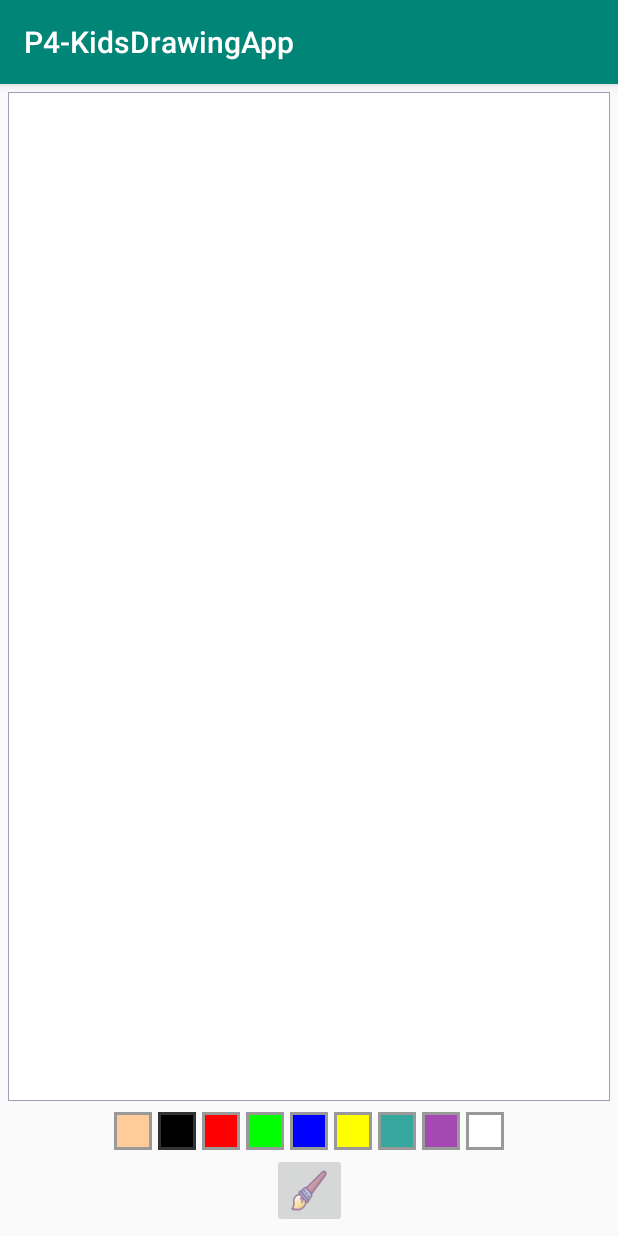
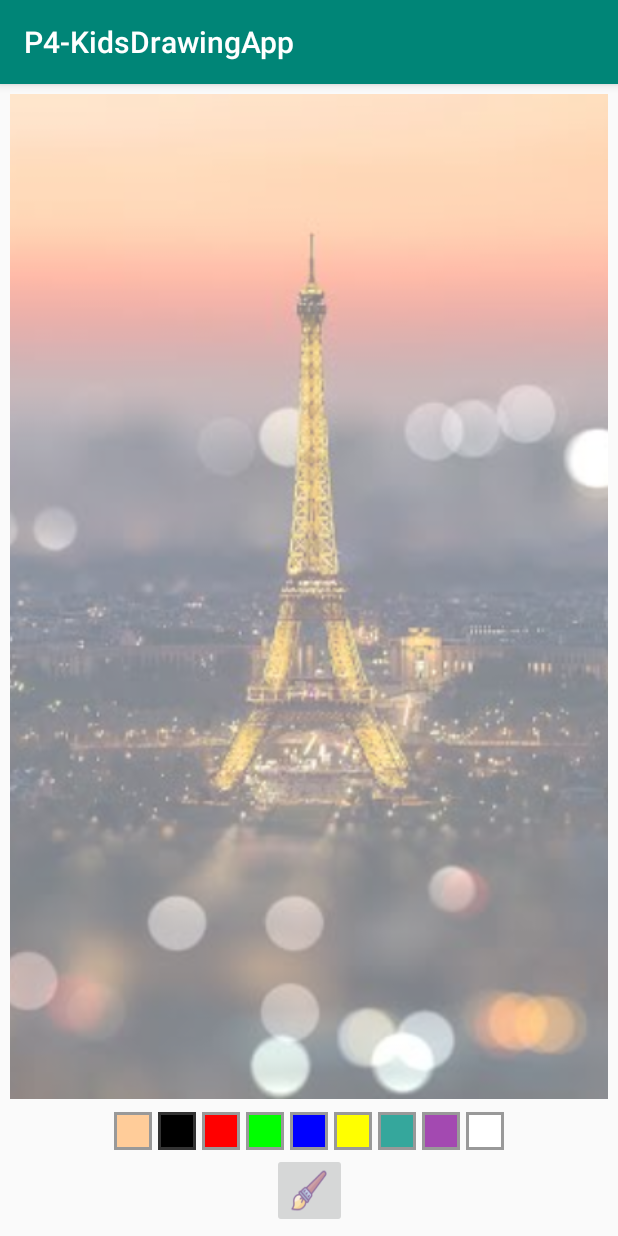
Before and after one commit to manish-jandu/P4-KidsDrawingApp, an Android app: the screen it shows after launch (MainActivity), on a phone screen of 412 x 824 dp. Run offline under Robolectric (Android 15) with nearby library versions, the phone set to English and light mode, and no system bars.

Commit message:
background image

```diff
--- a/app/src/main/res/layout/activity_main.xml
+++ b/app/src/main/res/layout/activity_main.xml
@@ -6,24 +6,39 @@
     android:layout_height="match_parent"
     tools:context=".MainActivity">
 
-    <com.example.p4_kidsdrawingapp.DrawingView
-        android:id="@+id/drawing_view"
+    <FrameLayout
+        android:id="@+id/fl_drawing_view_controller"
         android:layout_width="0dp"
         android:layout_height="0dp"
         android:layout_margin="5dp"
-        android:layout_marginBottom="80dp"
-        android:background="@drawable/background_drawing_view_layout"
+        android:padding="1dp"
         app:layout_constraintLeft_toLeftOf="parent"
         app:layout_constraintRight_toRightOf="parent"
         app:layout_constraintTop_toTopOf="parent"
         app:layout_constraintBottom_toTopOf="@+id/ll_paint_colors"
-        />
+        >
+        <ImageView
+            android:id="@+id/iv_background"
+            android:layout_width="match_parent"
+            android:layout_height="match_parent"
+            android:src="@drawable/image"
+            android:scaleType="centerCrop"
+            android:contentDescription="background image"/>
+        <com.example.p4_kidsdrawingapp.DrawingView
+            android:id="@+id/drawing_view"
+            android:layout_height="match_parent"
+            android:layout_width="match_parent"
+
+            android:background="#80FFFFFF"
+            />
+    </FrameLayout>
+
     <LinearLayout
         android:id="@+id/ll_paint_colors"
         android:layout_width="wrap_content"
         android:layout_height="wrap_content"
         android:orientation="horizontal"
-        app:layout_constraintTop_toBottomOf="@id/drawing_view"
+        app:layout_constraintTop_toBottomOf="@id/fl_drawing_view_controller"
         app:layout_constraintLeft_toLeftOf="parent"
         app:layout_constraintRight_toRightOf="parent"
         app:layout_constraintBottom_toTopOf="@+id/ib_brush"
```
Also changed, not shown: app/src/main/res/drawable/image.jpg (added).
